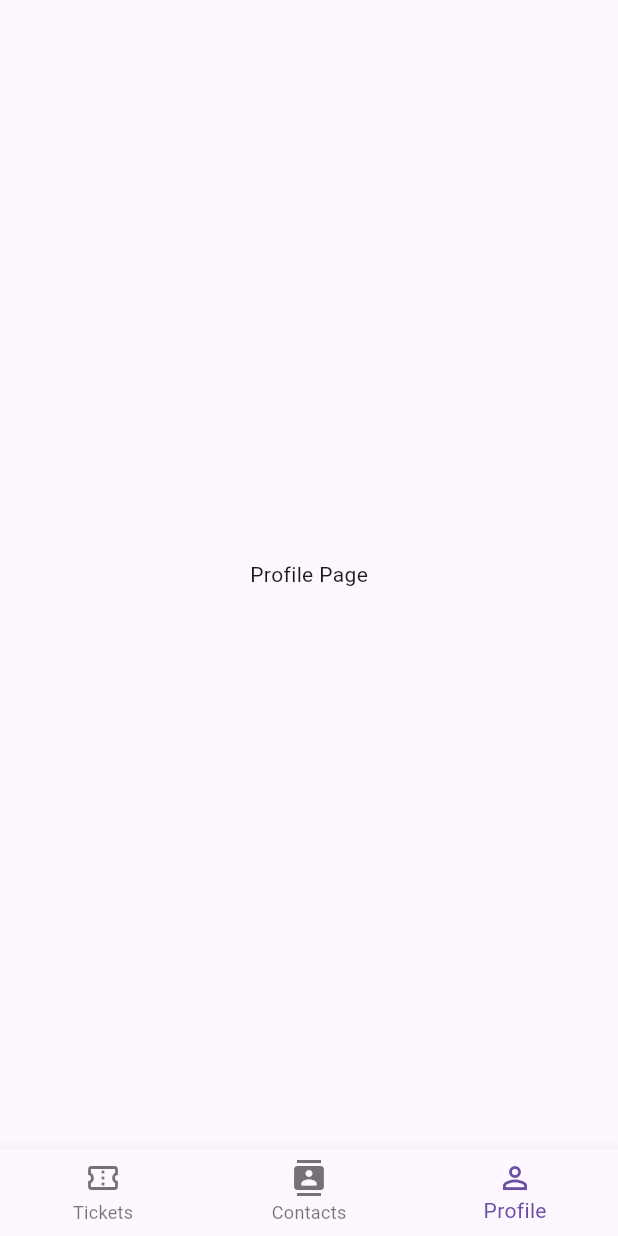
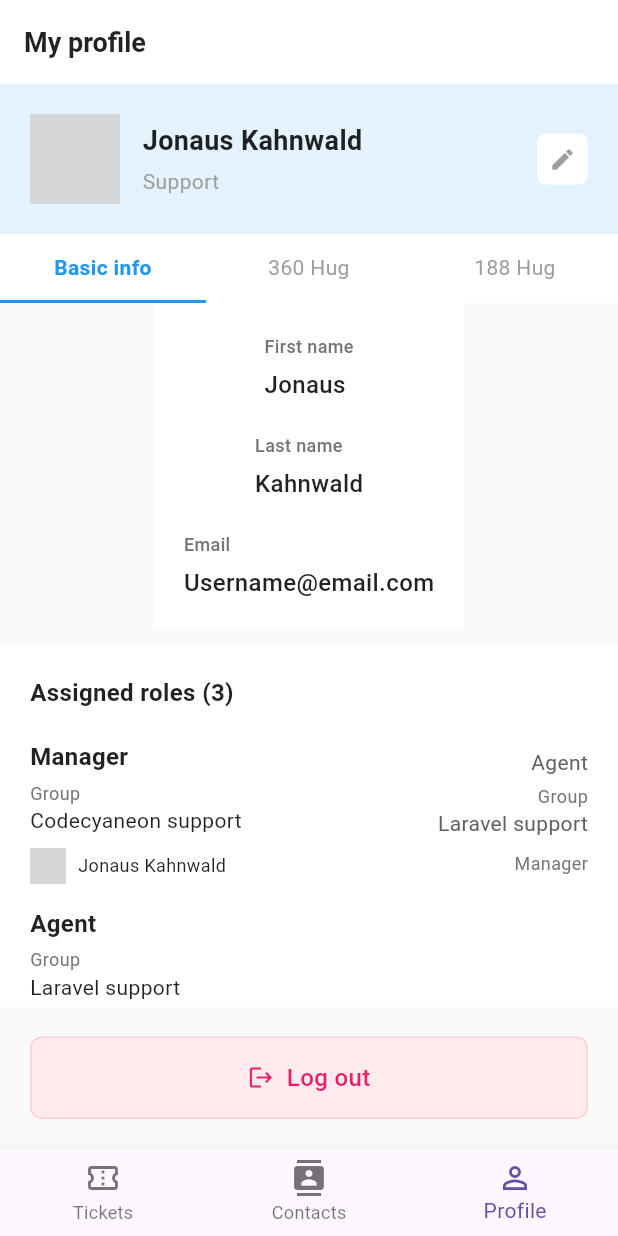
Before and after one commit to niajnm/ticket, a Flutter app: the screen it shows after launch, item 3 of the bottom bar chosen, on a phone screen of 412 x 824 dp. Run offline on Flutter 3.47's test engine with Material 3 defaults, Android fonts, the phone set to English and light mode, and no system bars; our stand-ins replace dio, flutter_screenutil, get_it, logger; network calls fail; grey boxes are pictures that could not be loaded.

Commit message:
1. profile  page 2. contact page impl done 3. contact search

```diff
--- a/lib/app/core/provider/provider.dart
+++ b/lib/app/core/provider/provider.dart
@@ -1,4 +1,5 @@
 import 'package:provider/provider.dart';
+import 'package:ticket/app/presentation/contact/contact_viewmodel.dart';
 import 'package:ticket/app/presentation/view_model/ticket_provider.dart';
 
 class ProviderPath {
@@ -13,6 +14,10 @@ class ProviderPath {
       create: (_) => TicketProvider(), // no load here
       lazy: true,
     ),
+    ChangeNotifierProvider(
+      create: (_) => ContactViewModel(), // no load here
+      lazy: true,
+    ),
 
     // ChangeNotifierProvider(create: (_) => BottomNavController(), lazy: true),
     // ChangeNotifierProvider(create: (_) => ThemeController(), lazy: true),
--- /dev/null
+++ b/lib/app/model/contact.dart
@@ -0,0 +1,25 @@
+class Contact {
+  final String name;
+  final String email;
+  final String phone;
+  final String address;
+  final String imageUrl;
+
+  Contact({
+    required this.name,
+    required this.email,
+    required this.phone,
+    required this.address,
+    required this.imageUrl,
+  });
+
+  factory Contact.fromJson(Map<String, dynamic> json) {
+    return Contact(
+      name: json['name'],
+      email: json['email'],
+      phone: json['phone'],
+      address: json['address'],
+      imageUrl: json['imageUrl'],
+    );
+  }
+}
--- /dev/null
+++ b/lib/app/presentation/contact/profile.dart
@@ -0,0 +1,337 @@
+import 'package:flutter/material.dart';
+
+class ProfileScreen extends StatelessWidget {
+  const ProfileScreen({Key? key}) : super(key: key);
+
+  @override
+  Widget build(BuildContext context) {
+    return Scaffold(
+      backgroundColor: Colors.grey[50],
+      appBar: AppBar(
+        backgroundColor: Colors.white,
+        elevation: 0,
+        title: const Text(
+          'My profile',
+          style: TextStyle(
+            color: Colors.black87,
+            fontSize: 18,
+            fontWeight: FontWeight.w600,
+          ),
+        ),
+        centerTitle: false,
+      ),
+      body: Column(
+        children: [
+          Expanded(
+            child: SingleChildScrollView(
+              child: Column(
+                children: [
+                  _buildProfileHeader(),
+                  _buildTabSection(),
+                  _buildBasicInfo(),
+                  _buildAssignedRoles(),
+                ],
+              ),
+            ),
+          ),
+          _buildLogoutButton(),
+        ],
+      ),
+    );
+  }
+
+  Widget _buildProfileHeader() {
+    return Container(
+      width: double.infinity,
+      color: const Color(0xFFE3F2FD),
+      padding: const EdgeInsets.all(20),
+      child: Row(
+        children: [
+          Container(
+            width: 60,
+            height: 60,
+            decoration: BoxDecoration(
+              borderRadius: BorderRadius.circular(30),
+              image: const DecorationImage(
+                image: NetworkImage(
+                  'https://via.placeholder.com/60x60/4CAF50/FFFFFF?text=JK',
+                ),
+                fit: BoxFit.cover,
+              ),
+            ),
+          ),
+          const SizedBox(width: 15),
+          const Expanded(
+            child: Column(
+              crossAxisAlignment: CrossAxisAlignment.start,
+              children: [
+                Text(
+                  'Jonaus Kahnwald',
+                  style: TextStyle(
+                    fontSize: 18,
+                    fontWeight: FontWeight.w600,
+                    color: Colors.black87,
+                  ),
+                ),
+                SizedBox(height: 4),
+                Text(
+                  'Support',
+                  style: TextStyle(fontSize: 14, color: Colors.grey),
+                ),
+              ],
+            ),
+          ),
+          Container(
+            padding: const EdgeInsets.all(8),
+            decoration: BoxDecoration(
+              color: Colors.white,
+              borderRadius: BorderRadius.circular(6),
+            ),
+            child: const Icon(Icons.edit, size: 18, color: Colors.grey),
+          ),
+        ],
+      ),
+    );
+  }
+
+  Widget _buildTabSection() {
+    return Container(
+      color: Colors.white,
+      child: Row(
+        children: [
+          _buildTab('Basic info', true),
+          _buildTab('360 Hug', false),
+          _buildTab('188 Hug', false),
+        ],
+      ),
+    );
+  }
+
+  Widget _buildTab(String title, bool isActive) {
+    return Expanded(
+      child: Container(
+        padding: const EdgeInsets.symmetric(vertical: 12),
+        decoration: BoxDecoration(
+          border: Border(
+            bottom: BorderSide(
+              color: isActive ? Colors.blue : Colors.transparent,
+              width: 2,
+            ),
+          ),
+        ),
+        child: Text(
+          title,
+          textAlign: TextAlign.center,
+          style: TextStyle(
+            fontSize: 14,
+            fontWeight: isActive ? FontWeight.w600 : FontWeight.normal,
+            color: isActive ? Colors.blue : Colors.grey,
+          ),
+        ),
+      ),
+    );
+  }
+
+  Widget _buildBasicInfo() {
+    return Container(
+      color: Colors.white,
+      padding: const EdgeInsets.all(20),
+      child: const Column(
+        children: [
+          _InfoField(label: 'First name', value: 'Jonaus'),
+          SizedBox(height: 20),
+          _InfoField(label: 'Last name', value: 'Kahnwald'),
+          SizedBox(height: 20),
+          _InfoField(label: 'Email', value: 'Username@email.com'),
+        ],
+      ),
+    );
+  }
+
+  Widget _buildAssignedRoles() {
+    return Container(
+      margin: const EdgeInsets.only(top: 10),
+      color: Colors.white,
+      padding: const EdgeInsets.all(20),
+      child: Column(
+        crossAxisAlignment: CrossAxisAlignment.start,
+        children: [
+          const Text(
+            'Assigned roles (3)',
+            style: TextStyle(
+              fontSize: 16,
+              fontWeight: FontWeight.w600,
+              color: Colors.black87,
+            ),
+          ),
+          const SizedBox(height: 20),
+          _buildRoleCard(
+            title: 'Manager',
+            subtitle: 'Codecyaneon support',
+            avatarUrl:
+                'https://via.placeholder.com/40x40/4CAF50/FFFFFF?text=JK',
+            name: 'Jonaus Kahnwald',
+          ),
+          const SizedBox(height: 15),
+          _buildRoleCard(
+            title: 'Agent',
+            subtitle: 'Laravel support',
+            avatarUrl: 'https://via.placeholder.com/40x40/FF9800/FFFFFF?text=A',
+            name: 'Agent Name',
+            isPartial: true,
+          ),
+        ],
+      ),
+    );
+  }
+
+  Widget _buildRoleCard({
+    required String title,
+    required String subtitle,
+    required String avatarUrl,
+    required String name,
+    bool isPartial = false,
+  }) {
+    return Row(
+      children: [
+        Expanded(
+          child: Column(
+            crossAxisAlignment: CrossAxisAlignment.start,
+            children: [
+              Text(
+                title,
+                style: const TextStyle(
+                  fontSize: 16,
+                  fontWeight: FontWeight.w600,
+                  color: Colors.black87,
+                ),
+              ),
+              const SizedBox(height: 4),
+              Text(
+                'Group',
+                style: TextStyle(fontSize: 12, color: Colors.grey[600]),
+              ),
+              Text(
+                subtitle,
+                style: const TextStyle(fontSize: 14, color: Colors.black87),
+              ),
+              const SizedBox(height: 8),
+              Row(
+                children: [
+                  Container(
+                    width: 24,
+                    height: 24,
+                    decoration: BoxDecoration(
+                      borderRadius: BorderRadius.circular(12),
+                      image: DecorationImage(
+                        image: NetworkImage(avatarUrl),
+                        fit: BoxFit.cover,
+                      ),
+                    ),
+                  ),
+                  const SizedBox(width: 8),
+                  Text(
+                    name,
+                    style: const TextStyle(fontSize: 12, color: Colors.black87),
+                  ),
+                ],
+              ),
+            ],
+          ),
+        ),
+        if (!isPartial)
+          Column(
+            crossAxisAlignment: CrossAxisAlignment.end,
+            children: [
+              Text(
+                'Agent',
+                style: TextStyle(fontSize: 14, color: Colors.grey[700]),
+              ),
+              const SizedBox(height: 4),
+              Text(
+                'Group',
+                style: TextStyle(fontSize: 12, color: Colors.grey[600]),
+              ),
+              Text(
+                'Laravel support',
+                style: TextStyle(fontSize: 14, color: Colors.grey[700]),
+              ),
+              const SizedBox(height: 8),
+              Text(
+                'Manager',
+                style: TextStyle(fontSize: 12, color: Colors.grey[600]),
+              ),
+            ],
+          ),
+      ],
+    );
+  }
+
+  Widget _buildLogoutButton() {
+    return Container(
+      margin: const EdgeInsets.all(20),
+      child: Container(
+        width: double.infinity,
+        padding: const EdgeInsets.symmetric(vertical: 15),
+        decoration: BoxDecoration(
+          color: const Color(0xFFFFEBEE),
+          borderRadius: BorderRadius.circular(8),
+          border: Border.all(
+            color: const Color(0xFFFFCDD2),
+            style: BorderStyle.solid,
+            width: 1,
+          ),
+        ),
+        child: const Row(
+          mainAxisAlignment: MainAxisAlignment.center,
+          children: [
+            Icon(Icons.logout, color: Color(0xFFE91E63), size: 18),
+            SizedBox(width: 8),
+            Text(
+              'Log out',
+              style: TextStyle(
+                color: Color(0xFFE91E63),
+                fontSize: 16,
+                fontWeight: FontWeight.w500,
+              ),
+            ),
+          ],
+        ),
+      ),
+    );
+  }
+}
+
+class _InfoField extends StatelessWidget {
+  final String label;
+  final String value;
+
+  const _InfoField({Key? key, required this.label, required this.value})
+    : super(key: key);
+
+  @override
+  Widget build(BuildContext context) {
+    return Column(
+      crossAxisAlignment: CrossAxisAlignment.start,
+      children: [
+        Text(
+          label,
+          style: TextStyle(
+            fontSize: 12,
+            color: Colors.grey[600],
+            fontWeight: FontWeight.w500,
+          ),
+        ),
+        const SizedBox(height: 6),
+        Text(
+          value,
+          style: const TextStyle(
+            fontSize: 16,
+            color: Colors.black87,
+            fontWeight: FontWeight.w500,
+          ),
+        ),
+      ],
+    );
+  }
+}
--- a/lib/app/presentation/view/home_screen.dart
+++ b/lib/app/presentation/view/home_screen.dart
@@ -1,4 +1,6 @@
 import 'package:flutter/material.dart';
+import 'package:ticket/app/presentation/contact/contact_page.dart';
+import 'package:ticket/app/presentation/contact/profile.dart';
 import 'package:ticket/app/presentation/view/ticket_page.dart';
 
 class HomeScreen extends StatefulWidget {
@@ -13,8 +15,8 @@ class _HomeScreenState extends State<HomeScreen> {
 
   final List<Widget> _pages = [
     const TicketsPage(),
-    const Center(child: Text("Contacts Page")), // TODO
-    const Center(child: Text("Profile Page")), // TODO
+    ContactPage(),
+    ProfileScreen(), // TODO
   ];
 
   @override
--- a/lib/app/presentation/view/ticket_page.dart
+++ b/lib/app/presentation/view/ticket_page.dart
@@ -1,3 +1,5 @@
+import 'dart:developer';
+
 import 'package:flutter/material.dart';
 import 'package:provider/provider.dart';
 import 'package:ticket/app/presentation/component/ticket_card.dart';
@@ -42,6 +44,9 @@ class _TicketsPageState extends State<TicketsPage> {
       ),
       body: Consumer<TicketProvider>(
         builder: (context, provider, _) {
+          log(
+            ' isLoading: ${provider.isLoading}, tickets count: ${provider.tickets.length}',
+          );
           if (provider.isLoading) {
             return const Center(child: CircularProgressIndicator());
           }
--- a/lib/app/route/route_paths.dart
+++ b/lib/app/route/route_paths.dart
@@ -3,4 +3,5 @@ class RoutePaths {
   static const String quiz = '/quiz';
   static const String result = '/result';
   static const String leaderboard = '/leaderboard';
+  static const String contact = '/contact';
 }
--- a/lib/app/route/route_services.dart
+++ b/lib/app/route/route_services.dart
@@ -1,4 +1,5 @@
 import 'package:flutter/material.dart';
+import 'package:ticket/app/presentation/contact/contact_page.dart';
 import 'package:ticket/app/presentation/view/home_screen.dart';
 
 import 'package:ticket/app/route/route_paths.dart';
@@ -18,11 +19,11 @@ class RouteServices {
       //     settings: settings,
       //   );
 
-      // case RoutePaths.result:
-      //   return MaterialPageRoute(
-      //     builder: (_) => ResultScreen(),
-      //     settings: settings,
-      //   );
+      case RoutePaths.contact:
+        return MaterialPageRoute(
+          builder: (_) => ContactPage(),
+          settings: settings,
+        );
 
       // case RoutePaths.leaderboard:
       //   return MaterialPageRoute(
--- a/pubspec.yaml
+++ b/pubspec.yaml
@@ -65,6 +65,7 @@ flutter:
   assets:
     - assets/tickets.json
     - assets/filter_config.json
+    - assets/contacts.json
 
 
   # To add assets to your application, add an assets section, like this:
```
Also changed, not shown: assets/contacts.json (added, +23 -0 lines), assets/tickets.json (+12 -12 lines), lib/app/presentation/contact/contact_page.dart (added, +174 -0 lines), lib/app/presentation/contact/contact_profile_page.dart (added, +38 -0 lines), lib/app/presentation/contact/contact_viewmodel.dart (added, +69 -0 lines).
